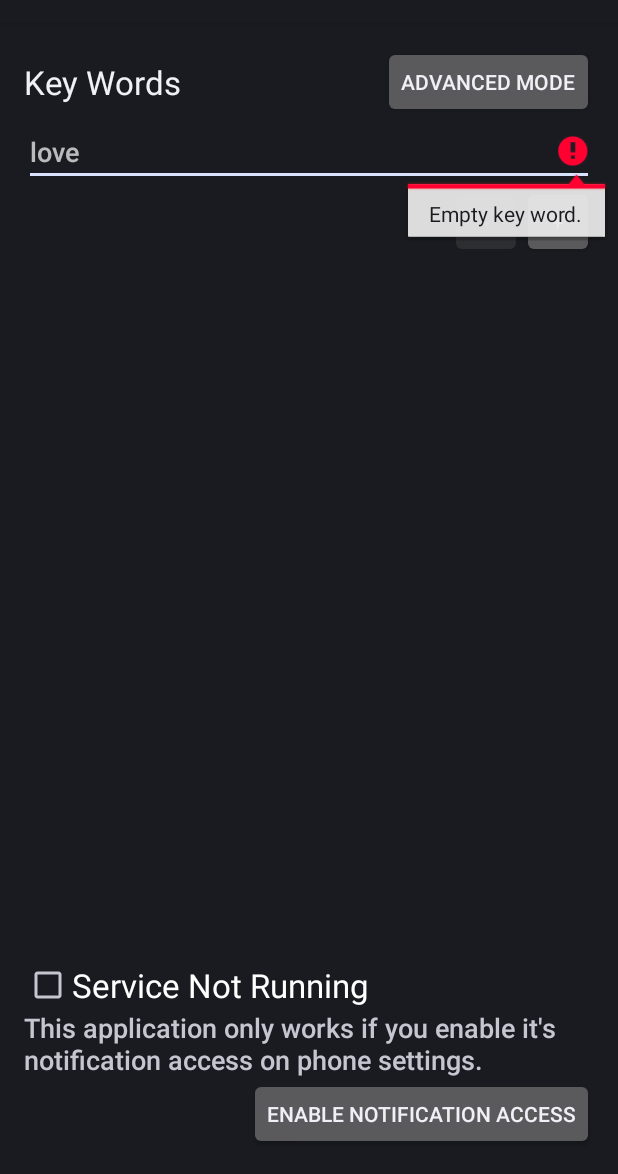
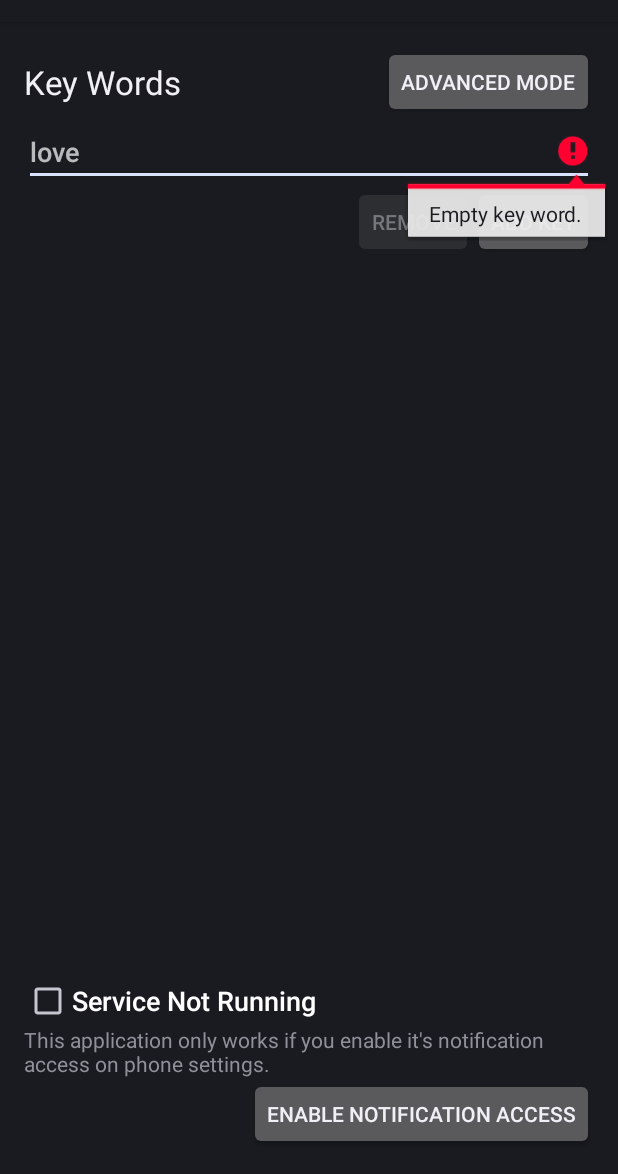
Before and after one commit to albertowd/notification-drain, an Android app: the screen it shows after launch (FilterNotificationActivity), on a phone screen of 412 x 824 dp, the part 62-1236 px from its top. Run offline under Robolectric (Android 15) with nearby library versions, the phone set to English and light mode, and no system bars.

Commit message:
Making visual changes to deal with the soft keyboard resize.

```diff
--- a/NotificationDrain/app/src/main/res/layout/activity_filter_notification.xml
+++ b/NotificationDrain/app/src/main/res/layout/activity_filter_notification.xml
@@ -15,8 +15,8 @@
         android:text="@string/service_off"
         android:id="@+id/cbService"
         android:checked="false"
-        android:textAppearance="?android:attr/textAppearanceLarge"
-        android:layout_above="@+id/llNotificationAccess"
+        android:textAppearance="?android:attr/textAppearanceMedium"
+        android:layout_above="@+id/linearLayout"
         android:layout_alignParentStart="true" />
 
     <TextView
@@ -44,7 +44,8 @@
         android:layout_height="wrap_content"
         android:layout_alignParentStart="true"
         android:layout_alignParentEnd="true"
-        android:layout_below="@+id/textView">
+        android:layout_below="@+id/textView"
+        android:layout_above="@+id/cbService">
 
         <LinearLayout
             android:orientation="vertical"
@@ -69,20 +70,16 @@
                     style="?android:attr/buttonStyleSmall"
                     android:layout_width="wrap_content"
                     android:layout_height="wrap_content"
-                    android:text="-"
+                    android:text="@string/key_remove"
                     android:id="@+id/btRemoveFilter"
-                    android:enabled="false"
-                    android:layout_alignParentBottom="true"
-                    android:layout_toStartOf="@+id/btAddFilter" />
+                    android:enabled="false" />
 
                 <Button
                     style="?android:attr/buttonStyleSmall"
                     android:layout_width="wrap_content"
                     android:layout_height="wrap_content"
-                    android:text="+"
-                    android:id="@+id/btAddFilter"
-                    android:layout_alignParentBottom="true"
-                    android:layout_alignParentEnd="true" />
+                    android:text="@string/key_add"
+                    android:id="@+id/btAddFilter" />
             </LinearLayout>
 
         </LinearLayout>
@@ -93,15 +90,15 @@
         android:layout_width="match_parent"
         android:layout_height="wrap_content"
         android:gravity="end"
-        android:id="@+id/llNotificationAccess"
         android:layout_alignParentBottom="true"
         android:layout_alignParentStart="false"
-        android:layout_alignParentEnd="false">
+        android:layout_alignParentEnd="false"
+        android:id="@+id/linearLayout">
 
         <TextView
             android:layout_width="fill_parent"
             android:layout_height="wrap_content"
-            android:textAppearance="?android:attr/textAppearanceMedium"
+            android:textAppearance="?android:attr/textAppearanceSmall"
             android:text="@string/service_help"
             android:id="@+id/tvNotificationHelp" />
 
--- a/NotificationDrain/app/src/main/res/values/strings.xml
+++ b/NotificationDrain/app/src/main/res/values/strings.xml
@@ -14,4 +14,6 @@
     <string name="basic_mode">Basic Mode</string>
     <string name="app_logo">Application logo.</string>
     <string name="key_word_error">Empty key word.</string>
+    <string name="key_add">Add Key</string>
+    <string name="key_remove">Remove </string>
 </resources>
```
Also changed, not shown: NotificationDrain/app/src/main/java/br/com/albertowd/notificationdrain/activities/FilterNotificationActivity.java (+14 -8 lines), NotificationDrain/app/src/main/res/layout/activity_regex_notification.xml (+8 -6 lines), 1 other file.
